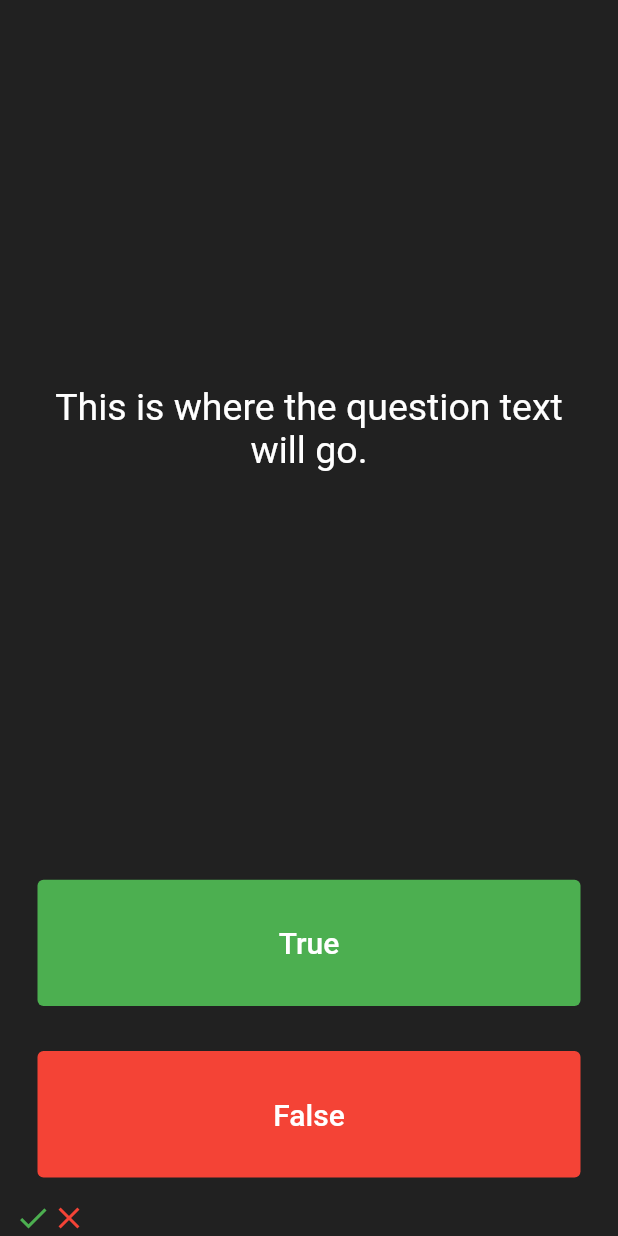
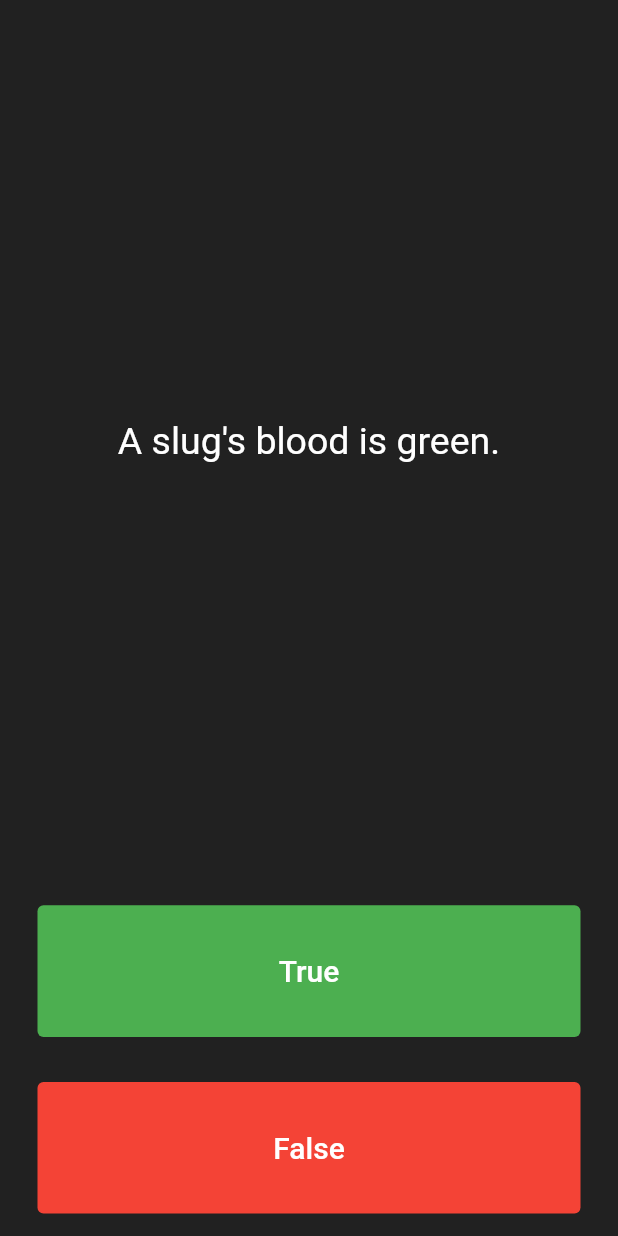
Before and after one commit to MarcSa/quizzler, a Flutter app: the screen it shows after launch, after a tap on "True", after a tap on "False", on a phone screen of 412 x 824 dp. Run offline on Flutter 3.47's test engine with Material 2 defaults, Android fonts, the phone set to English and light mode, and no system bars.

Commit message:
lesson 90

```diff
--- a/lib/main.dart
+++ b/lib/main.dart
@@ -24,6 +24,12 @@ class QuizPage extends StatefulWidget {
 
 class _QuizPageState extends State<QuizPage> {
   final scoreKeeper = <Icon>[];
+  final questions = <String>[
+    'You can lead a cow down stairs but not up stairs.',
+    'Approximately one quarter of human bones are in the feet.',
+    'A slug\'s blood is green.',
+  ];
+  int questionNumber = 0;
 
   @override
   Widget build(BuildContext context) {
@@ -37,7 +43,7 @@ class _QuizPageState extends State<QuizPage> {
             padding: EdgeInsets.all(10.0),
             child: Center(
               child: Text(
-                'This is where the question text will go.',
+                questions[questionNumber],
                 textAlign: TextAlign.center,
                 style: TextStyle(
                   fontSize: 25.0,
@@ -63,13 +69,15 @@ class _QuizPageState extends State<QuizPage> {
               ),
               onPressed: () {
                 //The user picked true.
+
                 setState(() {
-                  scoreKeeper.add(
-                    Icon(
-                      Icons.check,
-                      color: Colors.green,
-                    ),
-                  );
+                  questionNumber++;
+//                  scoreKeeper.add(
+//                    Icon(
+//                      Icons.check,
+//                      color: Colors.green,
+//                    ),
+//                  );
                 });
               },
             ),
@@ -89,13 +97,15 @@ class _QuizPageState extends State<QuizPage> {
               ),
               onPressed: () {
                 //The user picked false.
+
                 setState(() {
-                  scoreKeeper.add(
-                    Icon(
-                      Icons.close,
-                      color: Colors.red,
-                    ),
-                  );
+                  questionNumber++;
+//                  scoreKeeper.add(
+//                    Icon(
+//                      Icons.close,
+//                      color: Colors.red,
+//                    ),
+//                  );
                 });
               },
             ),
@@ -110,7 +120,7 @@ class _QuizPageState extends State<QuizPage> {
 }
 
 /*
-question1: 'You can lead a cow down stairs but not up stairs.', false,
-question2: 'Approximately one quarter of human bones are in the feet.', true,
-question3: 'A slug\'s blood is green.', true,
+question1:  false,
+question2:  true,
+question3:  true,
 */
```
